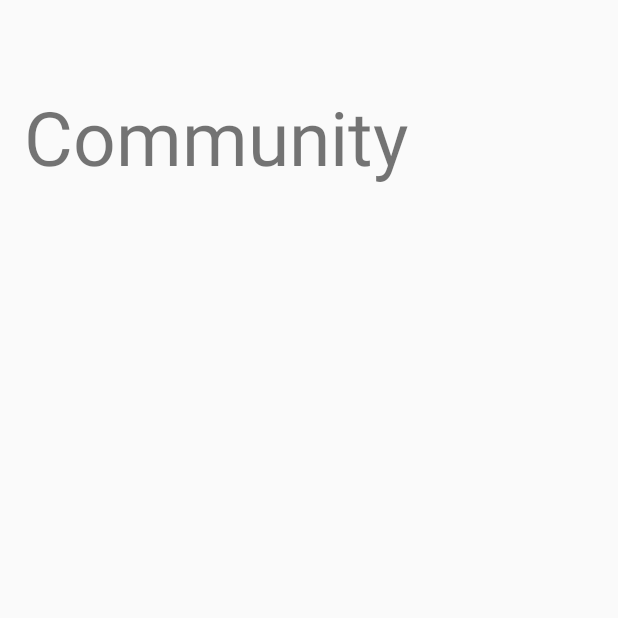
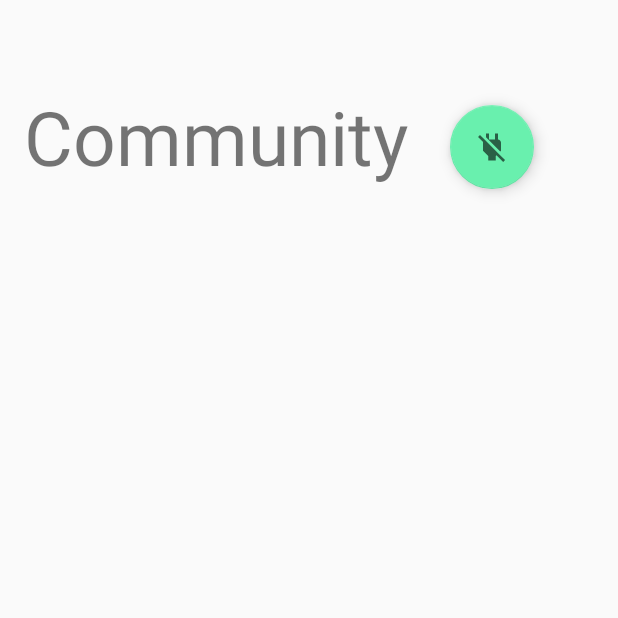
Before and after one commit to julianne03/Dongji, an Android app: the screen it shows after launch once a user with an empty profile is signed in (MainActivity), on a phone screen of 412 x 824 dp, the top half of it. Run offline under Robolectric (Android 15) with nearby library versions, the phone set to English and light mode, and no system bars; our stand-ins replace Firebase (no records; nobody signed in at launch, a user with empty details on screens opened directly); Roboto replaces fonts that are not available here; 1 statement that could not run was skipped.

Commit message:
로그아웃 기능 완료

```diff
--- a/app/src/main/java/kr/hs/emirim/s2019w28/dongji/MainActivity.java
+++ b/app/src/main/java/kr/hs/emirim/s2019w28/dongji/MainActivity.java
@@ -4,17 +4,33 @@ import androidx.appcompat.app.AppCompatActivity;
 
 import android.content.Intent;
 import android.os.Bundle;
+import android.view.View;
 
+import com.google.android.material.floatingactionbutton.FloatingActionButton;
 import com.google.firebase.auth.FirebaseAuth;
 import com.google.firebase.auth.FirebaseUser;
 
 public class MainActivity extends AppCompatActivity {
 
+    private FloatingActionButton logout_btn;
     private FirebaseAuth firebaseAuth;
     @Override
     protected void onCreate(Bundle savedInstanceState) {
         super.onCreate(savedInstanceState);
         setContentView(R.layout.activity_main);
+
+        firebaseAuth = FirebaseAuth.getInstance();
+        logout_btn = (FloatingActionButton) findViewById(R.id.logout_btn);
+
+        logout_btn.setOnClickListener(new View.OnClickListener() {
+            @Override
+            public void onClick(View view) {
+
+                firebaseAuth.signOut();
+                sendToLogin();
+            }
+        });
+
     }
 
     @Override
--- /dev/null
+++ b/app/src/main/res/drawable/ic_baseline_power_off_24.xml
@@ -0,0 +1,10 @@
+<vector xmlns:android="http://schemas.android.com/apk/res/android"
+    android:width="24dp"
+    android:height="24dp"
+    android:viewportWidth="24"
+    android:viewportHeight="24"
+    android:tint="?attr/colorControlNormal">
+  <path
+      android:fillColor="@android:color/white"
+      android:pathData="M18,14.49L18,9c0,-1 -1.01,-2.01 -2,-2L16,3h-2v4h-4L10,3L8,3v2.48l9.51,9.5 0.49,-0.49zM16.24,16.26L7.2,7.2l-0.01,0.01L3.98,4 2.71,5.25l3.36,3.36C6.04,8.74 6,8.87 6,9v5.48L9.5,18v3h5v-3l0.48,-0.48L19.45,22l1.26,-1.28 -4.47,-4.46z"/>
+</vector>
--- a/app/src/main/res/layout/activity_main.xml
+++ b/app/src/main/res/layout/activity_main.xml
@@ -19,4 +19,20 @@
         app:layout_constraintStart_toStartOf="parent"
         app:layout_constraintTop_toTopOf="parent"
         app:layout_constraintVertical_bias="0.076" />
+
+    <com.google.android.material.floatingactionbutton.FloatingActionButton
+        android:id="@+id/logout_btn"
+        android:layout_width="wrap_content"
+        android:layout_height="wrap_content"
+        android:clickable="true"
+        android:src="@drawable/ic_baseline_power_off_24"
+        app:backgroundTint="#69F0AE"
+        app:layout_constraintBottom_toBottomOf="parent"
+        app:layout_constraintEnd_toEndOf="parent"
+        app:layout_constraintHorizontal_bias="0.842"
+        app:layout_constraintStart_toStartOf="parent"
+        app:layout_constraintTop_toTopOf="parent"
+        app:layout_constraintVertical_bias="0.091"
+        app:rippleColor="#FFFFFF" />
+
 </androidx.constraintlayout.widget.ConstraintLayout>
```
Also changed, not shown: app/src/main/java/kr/hs/emirim/s2019w28/dongji/LoginActivity.java (+13 -0 lines), app/src/main/res/layout/activity_login.xml (+17 -2 lines).
